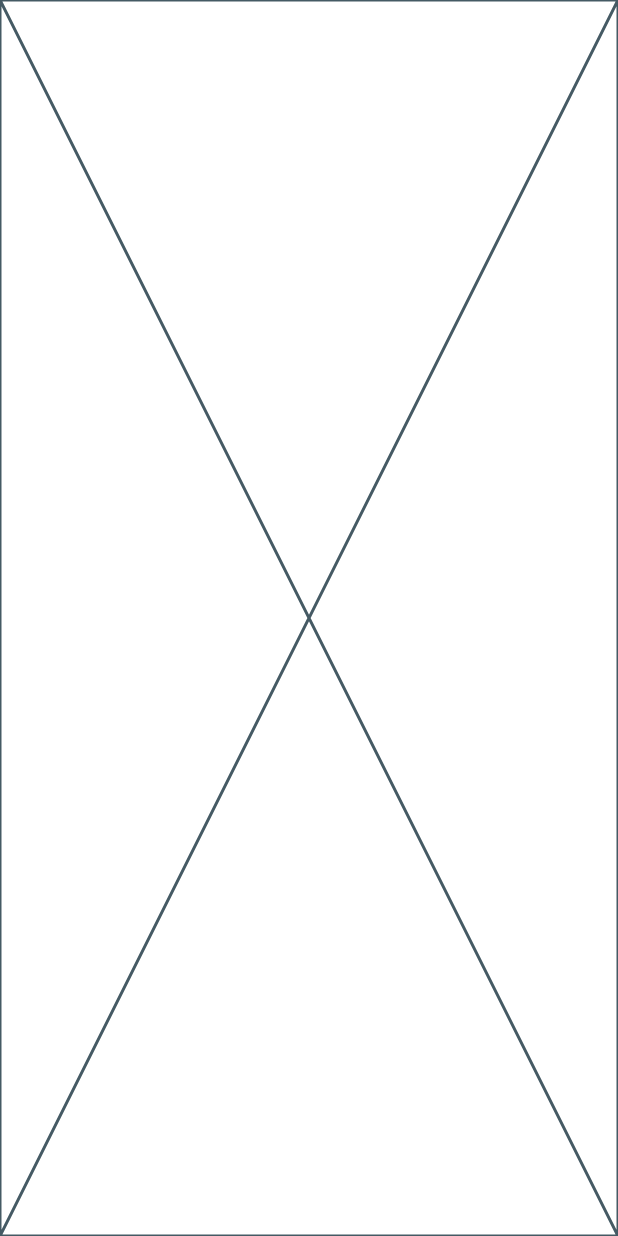
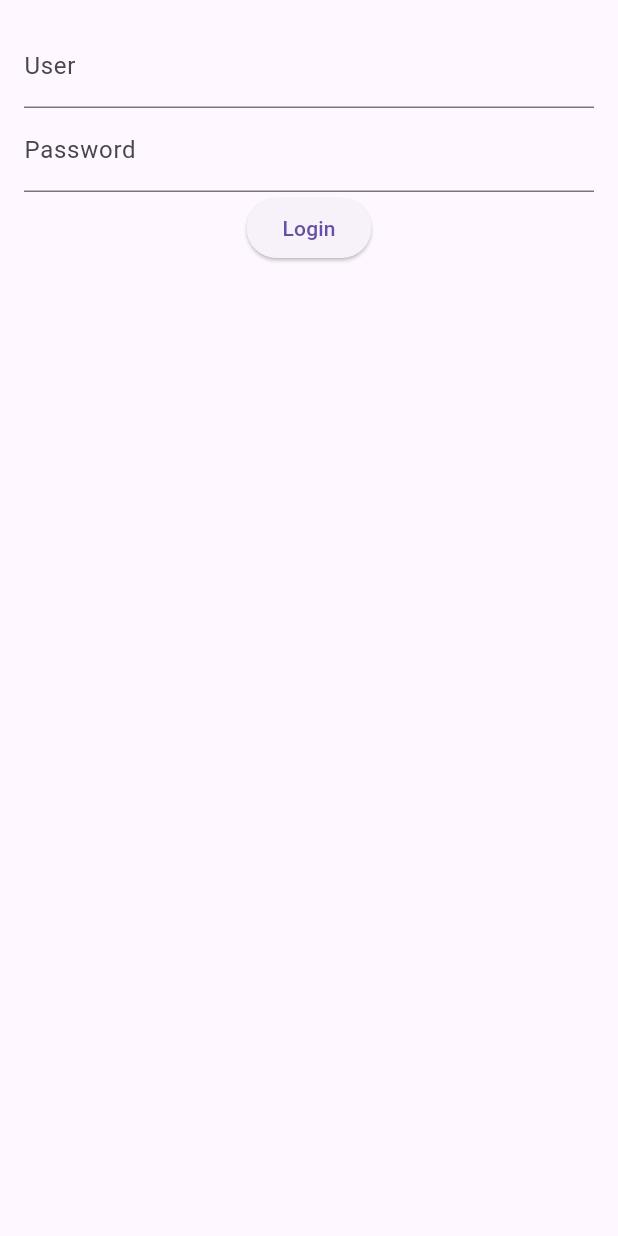
Before and after one commit to ricardoogliari/atitus_persistence_study, a Flutter app: the screen it shows after launch, on a phone screen of 412 x 824 dp. Run offline on Flutter 3.47's test engine with Material 3 defaults, Android fonts, the light colour scheme and no system bars.

Commit message:
exchange login and cards pages

```diff
--- a/lib/main.dart
+++ b/lib/main.dart
@@ -15,24 +15,6 @@ class MyApp extends StatelessWidget {
   Widget build(BuildContext context) {
     return MaterialApp(
       title: 'Flutter Demo',
-      theme: ThemeData(
-        // This is the theme of your application.
-        //
-        // TRY THIS: Try running your application with "flutter run". You'll see
-        // the application has a purple toolbar. Then, without quitting the app,
-        // try changing the seedColor in the colorScheme below to Colors.green
-        // and then invoke "hot reload" (save your changes or press the "hot
-        // reload" button in a Flutter-supported IDE, or press "r" if you used
-        // the command line to start the app).
-        //
-        // Notice that the counter didn't reset back to zero; the application
-        // state is not lost during the reload. To reset the state, use hot
-        // restart instead.
-        //
-        // This works for code too, not just values: Most code changes can be
-        // tested with just a hot reload.
-        colorScheme: ColorScheme.fromSeed(seedColor: Colors.deepPurple),
-      ),
       initialRoute: '/', // Sets the initial route
       routes: {
         '/': (context) => Login(),
--- a/lib/pages/login.dart
+++ b/lib/pages/login.dart
@@ -1,10 +1,38 @@
 import 'package:flutter/material.dart';
 
 class Login extends StatelessWidget {
-  const Login({super.key});
+  Login({super.key});
+
+  final TextEditingController _userController = TextEditingController();
+  final TextEditingController _passwordController = TextEditingController();
 
   @override
   Widget build(BuildContext context) {
-    return const Placeholder();
+    return Scaffold(
+      body: Padding(
+        padding: EdgeInsets.all(16.0),
+        child: Form(
+          child: Column(
+            children: [
+              TextFormField(
+                decoration: InputDecoration(labelText: 'User'),
+                controller: _userController,
+              ),
+              TextFormField(
+                decoration: InputDecoration(labelText: 'Password'),
+                controller: _passwordController,
+                obscureText: true,
+              ),
+              ElevatedButton(
+                onPressed: () {
+                  Navigator.pushReplacementNamed(context, '/cards');
+                },
+                child: Text('Login'),
+              ),
+            ],
+          ),
+        ),
+      ),
+    );
   }
 }
```
Also changed, not shown: lib/pages/cards.dart (+15 -1 lines).
